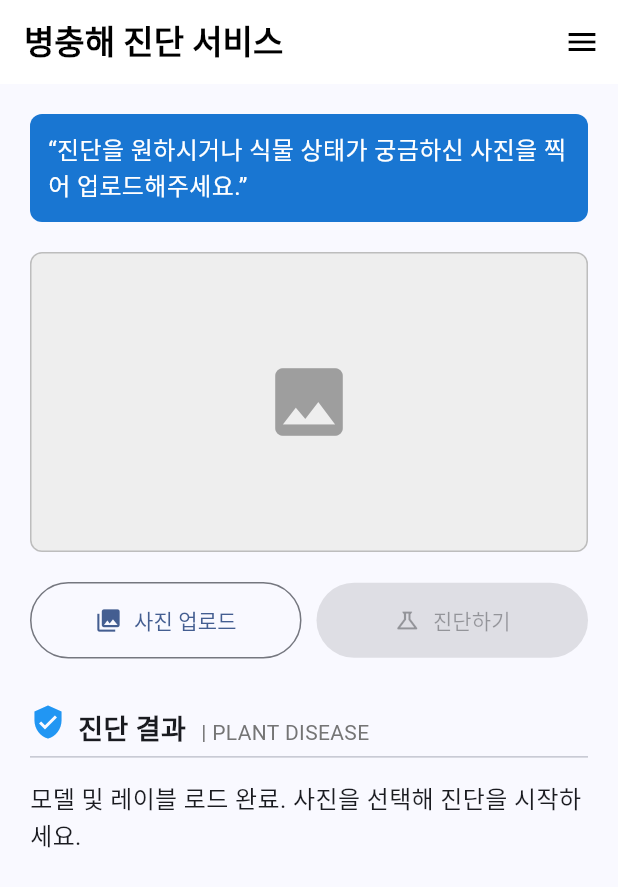
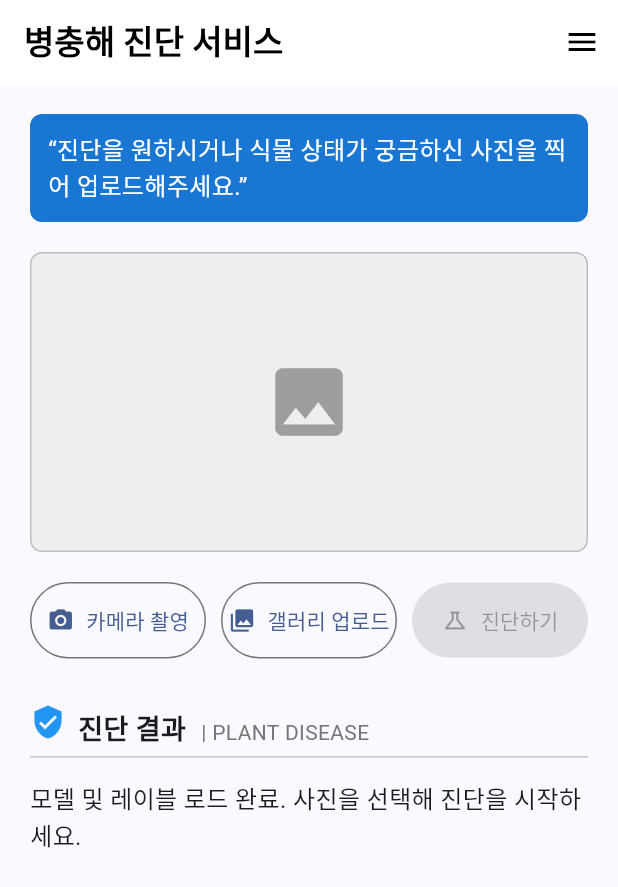
Before and after one commit to monolail/plant_disease_ver2, a Flutter app: the screen it shows after launch, on a phone screen of 412 x 824 dp. Shown: the top 887 px of the screen. Run offline on Flutter 3.47's test engine with Material 3 defaults, Android fonts, the light colour scheme and no system bars; our stand-ins replace image_picker; missing offline and left inert: tflite_flutter.

Commit message:
카메라 모드 구현 및 갤러리 업로드와 카메라 촬영 배너 구분

```diff
--- a/lib/main.dart
+++ b/lib/main.dart
@@ -98,7 +98,7 @@ class _HomeScreenState extends State<HomeScreen> {
 
   static const int INPUT_SIZE = 224;
 
-  // 이미지 전처리 함수
+
   List<List<List<List<double>>>> _processImage(File imageFile) {
 
       final originalImage = img.decodeImage(imageFile.readAsBytesSync());
@@ -244,24 +244,20 @@ Map<String, dynamic> _postProcessResult(List<List<double>> output) {
     });
 
     try {
-      // 1. 전처리 실행 (3.3 단계)
+
       final input = _processImage(_image!);
 
-      // 2. 모델 출력 버퍼 준비
-      // [1, 클래스 수] 형태의 출력 텐서를 가정합니다.
-      // 클래스 수는 _labels의 길이와 같아야 합니다.
       final output = List.filled(1 * _labels!.length, 0.0).reshape([1, _labels!.length]);
 
-      // 🚨 [추가] 🚨 3. 모델 실행
-      // input(전처리된 이미지)을 모델에 넣고 output 버퍼에 결과를 받습니다.
+
       _interpreter!.run(input, output);
       print('✅ 모델 실행 완료');
 
-      // 4. 결과 해석
+
       final result = _postProcessResult(output.cast<List<double>>());
       final confidencePercent = (result['confidence'] * 100).toStringAsFixed(2);
 
-      // 5. 결과 텍스트 업데이트
+
       setState(() {
         _isDiagnosing = false;
         _diagnosisResult =
@@ -285,38 +281,38 @@ Map<String, dynamic> _postProcessResult(List<List<double>> output) {
   @override
   Widget build(BuildContext context) {
     return Scaffold(
-      // 1. 상단 AppBar
+
       appBar: AppBar(
         title: const Text('병충해 진단 서비스', style: TextStyle(fontWeight: FontWeight.bold)),
         actions: [
-          // 메뉴 아이콘
+
           IconButton(
             icon: const Icon(Icons.menu),
             onPressed: () {
-              // TODO: 사이드 메뉴 또는 설정 페이지 연결
+
             },
           ),
         ],
       ),
-      // 2. 본문 (스크롤 가능)
+
       body: SingleChildScrollView(
         padding: const EdgeInsets.all(20.0),
         child: Column(
           crossAxisAlignment: CrossAxisAlignment.start,
           children: <Widget>[
-            // 2-A. 안내 메시지 (파란색 박스)
+
             _buildGuidanceBox(),
             const SizedBox(height: 20),
 
-            // 2-B. 이미지 Placeholder 영역
+
             _buildImagePlaceholder(),
             const SizedBox(height: 20),
 
-            // 2-C. 버튼 영역
+
             _buildActionButtons(),
             const SizedBox(height: 30),
 
-            // 2-D. 진단 결과 섹션
+
             _buildResultSection(),
           ],
         ),
@@ -324,7 +320,7 @@ Map<String, dynamic> _postProcessResult(List<List<double>> output) {
     );
   }
 
-// --- 위젯 구성 함수 분리 (가독성 향상) ---
+
 
   Widget _buildGuidanceBox() {
     return Container(
@@ -372,24 +368,37 @@ Map<String, dynamic> _postProcessResult(List<List<double>> output) {
   Widget _buildActionButtons() {
     return Row(
       children: <Widget>[
-        // '사진 업로드' 버튼
+        // 🚨 [추가] 🚨 '카메라 촬영' 버튼
         Expanded(
           child: OutlinedButton.icon(
-            icon: const Icon(Icons.photo_library),
-            label: const Text("사진 업로드"),
-            onPressed: () => _pickImage(ImageSource.gallery), // 🚨 [수정 완료] 이미지 선택 로직 연결
+            icon: const Icon(Icons.camera_alt),
+            label: const Text("카메라 촬영"),
+            onPressed: () => _pickImage(ImageSource.camera), // 카메라 소스 연결
             style: OutlinedButton.styleFrom(
               padding: const EdgeInsets.symmetric(vertical: 15),
             ),
           ),
         ),
         const SizedBox(width: 10),
-        // '진단하기' 버튼
+
+        Expanded(
+          child: OutlinedButton.icon(
+            icon: const Icon(Icons.photo_library),
+            label: const Text("갤러리 업로드"),
+            onPressed: () => _pickImage(ImageSource.gallery), // 갤러리 소스 연결
+            style: OutlinedButton.styleFrom(
+              padding: const EdgeInsets.symmetric(vertical: 15),
+            ),
+          ),
+        ),
+        const SizedBox(width: 10),
+
+
         Expanded(
           child: ElevatedButton.icon(
             icon: const Icon(Icons.science_outlined),
             label: const Text("진단하기"),
-            onPressed: (_image != null && !_isDiagnosing) ? _runDiagnosis : null, // 🚨 [수정 완료] 로직 연결 및 활성화 조건
+            onPressed: (_image != null && !_isDiagnosing) ? _runDiagnosis : null,
             style: ElevatedButton.styleFrom(
               padding: const EdgeInsets.symmetric(vertical: 15),
             ),
```
